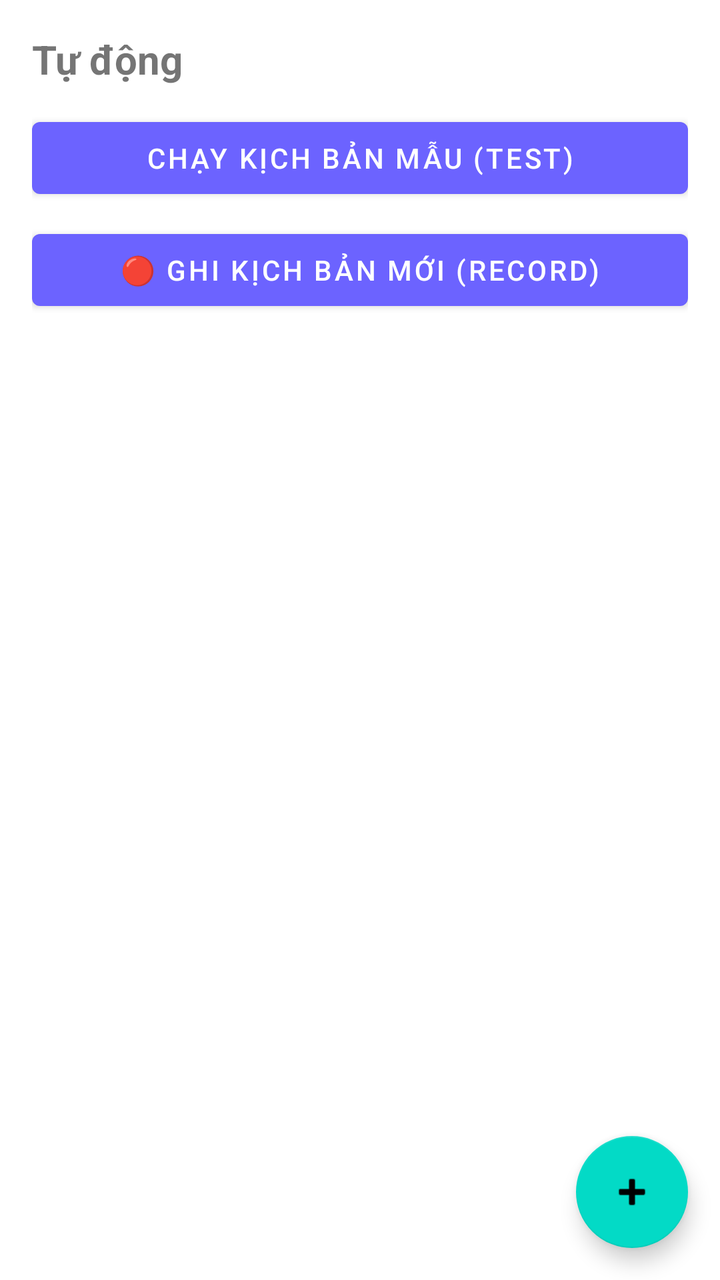
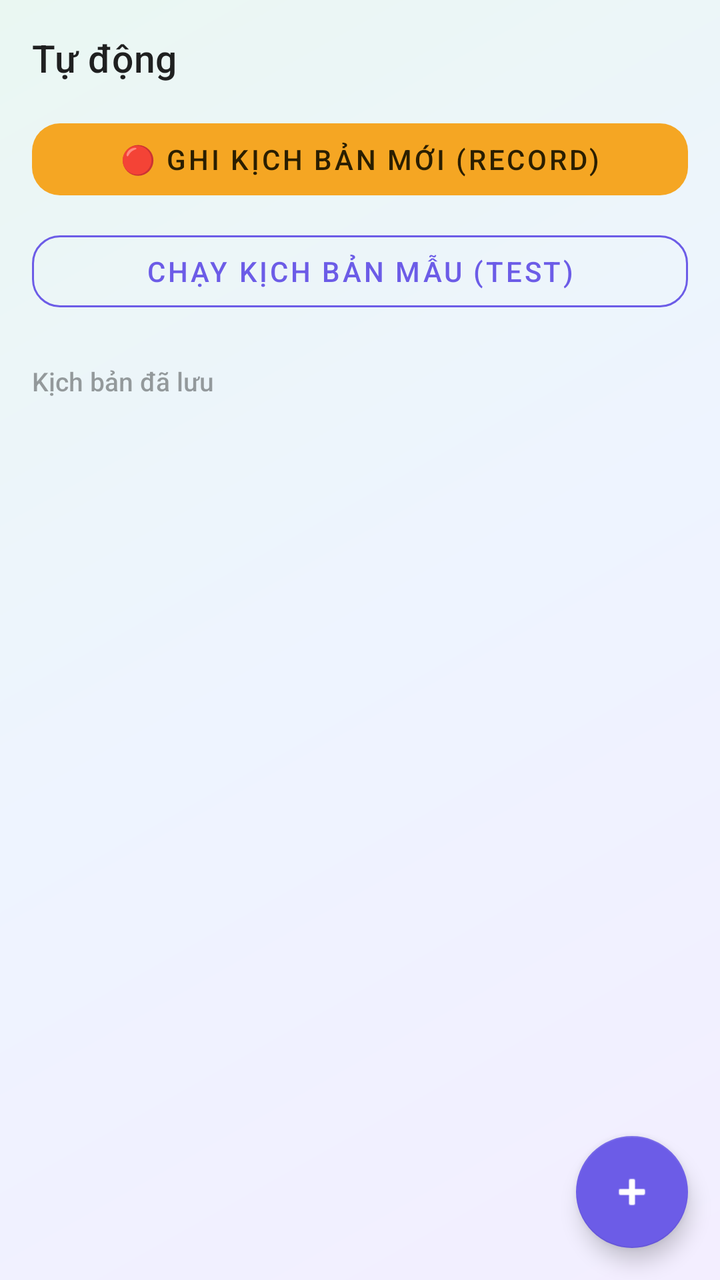

Two renders of the same Android screen: before a commit and after it. Below are the layout's source before the change and the commit's diff.
<!-- AndroidManifest.xml: application theme Theme.AutoMacro -->
<!-- res/layout/fragment_automatic.xml -->
<?xml version="1.0" encoding="utf-8"?>
<FrameLayout xmlns:android="http://schemas.android.com/apk/res/android"
    android:layout_width="match_parent"
    android:layout_height="match_parent">

    <LinearLayout
        android:layout_width="match_parent"
        android:layout_height="match_parent"
        android:orientation="vertical"
        android:padding="16dp">

        <TextView
            android:layout_width="match_parent"
            android:layout_height="wrap_content"
            android:layout_marginBottom="12dp"
            android:text="@string/tab_automatic"
            android:textSize="20sp"
            android:textStyle="bold" />

        <com.google.android.material.button.MaterialButton
            android:id="@+id/btnRunSample"
            android:layout_width="match_parent"
            android:layout_height="wrap_content"
            android:text="@string/btn_run_sample" />

        <com.google.android.material.button.MaterialButton
            android:id="@+id/btnRecordScript"
            android:layout_width="match_parent"
            android:layout_height="wrap_content"
            android:layout_marginTop="8dp"
            android:text="@string/btn_record_script" />

        <androidx.recyclerview.widget.RecyclerView
            android:id="@+id/rvScripts"
            android:layout_width="match_parent"
            android:layout_height="0dp"
            android:layout_weight="1"
            android:layout_marginTop="16dp" />

    </LinearLayout>

    <com.google.android.material.floatingactionbutton.FloatingActionButton
        android:id="@+id/fabAddScript"
        android:layout_width="wrap_content"
        android:layout_height="wrap_content"
        android:layout_gravity="bottom|end"
        android:layout_margin="16dp"
        android:contentDescription="Thêm kịch bản"
        android:src="@android:drawable/ic_input_add" />

</FrameLayout>
<!-- resources referenced by this layout -->
<resources>
  <string name="btn_record_script">🔴 Ghi kịch bản mới (record)</string>
  <string name="btn_run_sample">Chạy kịch bản mẫu (test)</string>
  <string name="tab_automatic">Tự động</string>
  <style name="Theme.AutoMacro" parent="Theme.MaterialComponents.DayNight.NoActionBar">
          <item name="colorPrimary">#6C63FF</item>
          <item name="colorPrimaryVariant">#4A42D6</item>
          <item name="colorOnPrimary">#FFFFFF</item>
      </style>
</resources>

<!-- the commit's change to res/layout/fragment_automatic.xml (unified diff, before → after) -->
@@ -1,7 +1,9 @@
 <?xml version="1.0" encoding="utf-8"?>
 <FrameLayout xmlns:android="http://schemas.android.com/apk/res/android"
+    xmlns:app="http://schemas.android.com/apk/res-auto"
     android:layout_width="match_parent"
-    android:layout_height="match_parent">
+    android:layout_height="match_parent"
+    android:background="@drawable/bg_app_root">
 
     <LinearLayout
         android:layout_width="match_parent"
@@ -12,30 +14,58 @@
         <TextView
             android:layout_width="match_parent"
             android:layout_height="wrap_content"
-            android:layout_marginBottom="12dp"
+            android:layout_marginBottom="14dp"
             android:text="@string/tab_automatic"
-            android:textSize="20sp"
-            android:textStyle="bold" />
+            android:textAppearance="@style/TextAppearance.AutoMacro.SectionTitle" />
+
+        <com.google.android.material.button.MaterialButton
+            android:id="@+id/btnRecordScript"
+            style="@style/Widget.AutoMacro.Button.Tonal"
+            android:layout_width="match_parent"
+            android:layout_height="wrap_content"
+            android:text="@string/btn_record_script" />
 
         <com.google.android.material.button.MaterialButton
             android:id="@+id/btnRunSample"
-            android:layout_width="match_parent"
-            android:layout_height="wrap_content"
-            android:text="@string/btn_run_sample" />
-
-        <com.google.android.material.button.MaterialButton
-            android:id="@+id/btnRecordScript"
+            style="@style/Widget.AutoMacro.Button.Outlined"
             android:layout_width="match_parent"
             android:layout_height="wrap_content"
             android:layout_marginTop="8dp"
-            android:text="@string/btn_record_script" />
+            android:text="@string/btn_run_sample" />
 
-        <androidx.recyclerview.widget.RecyclerView
-            android:id="@+id/rvScripts"
+        <TextView
+            android:layout_width="match_parent"
+            android:layout_height="wrap_content"
+            android:layout_marginTop="22dp"
+            android:layout_marginBottom="8dp"
+            android:alpha="0.7"
+            android:fontFamily="sans-serif-medium"
+            android:text="@string/label_saved_scripts"
+            android:textSize="13sp" />
+
+        <FrameLayout
             android:layout_width="match_parent"
             android:layout_height="0dp"
-            android:layout_weight="1"
-            android:layout_marginTop="16dp" />
+            android:layout_weight="1">
+
+            <androidx.recyclerview.widget.RecyclerView
+                android:id="@+id/rvScripts"
+                android:layout_width="match_parent"
+                android:layout_height="match_parent" />
+
+            <TextView
+                android:id="@+id/tvEmptyScripts"
+                android:layout_width="match_parent"
+                android:layout_height="wrap_content"
+                android:layout_gravity="center"
+                android:alpha="0.7"
+                android:gravity="center"
+                android:paddingHorizontal="24dp"
+                android:text="@string/empty_scripts"
+                android:textSize="14sp"
+                android:visibility="gone" />
+
+        </FrameLayout>
 
     </LinearLayout>
 
@@ -46,6 +76,9 @@
         android:layout_gravity="bottom|end"
         android:layout_margin="16dp"
         android:contentDescription="Thêm kịch bản"
-        android:src="@android:drawable/ic_input_add" />
+        android:src="@android:drawable/ic_input_add"
+        app:backgroundTint="@color/brand_violet"
+        app:tint="#FFFFFF"
+        xmlns:app="http://schemas.android.com/apk/res-auto" />
 
 </FrameLayout>
<!-- resource entries referenced after the edit -->
@@ -1,12 +1,58 @@
 <!-- resources referenced by this layout -->
 <resources>
+  <color name="brand_violet">#6C5CE7</color>
+  <!-- drawable bg_app_root (drawable) -->
+  <?xml version="1.0" encoding="utf-8"?>
+  <shape xmlns:android="http://schemas.android.com/apk/res/android"
+      android:shape="rectangle">
+      <gradient
+          android:angle="135"
+          android:startColor="#F3EEFF"
+          android:centerColor="#EEF4FF"
+          android:endColor="#EAF7F2"
+          android:type="linear" />
+  </shape>
   <string name="btn_record_script">🔴 Ghi kịch bản mới (record)</string>
   <string name="btn_run_sample">Chạy kịch bản mẫu (test)</string>
+  <string name="empty_scripts">Chưa có kịch bản nào.\nBấm \"Ghi kịch bản mới\" hoặc + để tạo kịch bản đầu tiên.</string>
+  <string name="label_saved_scripts">Kịch bản đã lưu</string>
   <string name="tab_automatic">Tự động</string>
+  <style name="TextAppearance.AutoMacro.SectionTitle" parent="TextAppearance.MaterialComponents.Headline6">
+          <item name="android:fontFamily">sans-serif-medium</item>
+          <item name="android:textSize">19sp</item>
+      </style>
+  <style name="Widget.AutoMacro.Button.Outlined" parent="Widget.MaterialComponents.Button.OutlinedButton">
+          <item name="cornerRadius">14dp</item>
+          <item name="strokeColor">@color/brand_violet</item>
+          <item name="android:textColor">@color/brand_violet</item>
+      </style>
+  <style name="Widget.AutoMacro.Button.Tonal" parent="Widget.MaterialComponents.Button.UnelevatedButton">
+          <item name="cornerRadius">14dp</item>
+          <item name="backgroundTint">@color/brand_amber</item>
+          <item name="android:textColor">#2A1E00</item>
+      </style>
   <style name="Theme.AutoMacro" parent="Theme.MaterialComponents.DayNight.NoActionBar">
-          <item name="colorPrimary">#6C63FF</item>
-          <item name="colorPrimaryVariant">#4A42D6</item>
+          <item name="colorPrimary">@color/brand_violet</item>
+          <item name="colorPrimaryVariant">@color/brand_violet_dark</item>
           <item name="colorOnPrimary">#FFFFFF</item>
+          <item name="colorSecondary">@color/brand_amber</item>
+          <item name="colorOnSecondary">#2A1E00</item>
+  
+          
+          <item name="shapeAppearanceSmallComponent">@style/ShapeAppearance.AutoMacro.Small</item>
+          <item name="shapeAppearanceMediumComponent">@style/ShapeAppearance.AutoMacro.Medium</item>
+          <item name="materialButtonStyle">@style/Widget.AutoMacro.Button</item>
+      </style>
+  <color name="brand_amber">#F5A623</color>
+  <color name="brand_violet_dark">#4A3FCC</color>
+  <style name="ShapeAppearance.AutoMacro.Small" parent="ShapeAppearance.MaterialComponents.SmallComponent">
+          <item name="cornerSize">12dp</item>
+      </style>
+  <style name="ShapeAppearance.AutoMacro.Medium" parent="ShapeAppearance.MaterialComponents.MediumComponent">
+          <item name="cornerSize">14dp</item>
+      </style>
+  <style name="Widget.AutoMacro.Button" parent="Widget.MaterialComponents.Button">
+          <item name="cornerRadius">14dp</item>
       </style>
 </resources>
 
